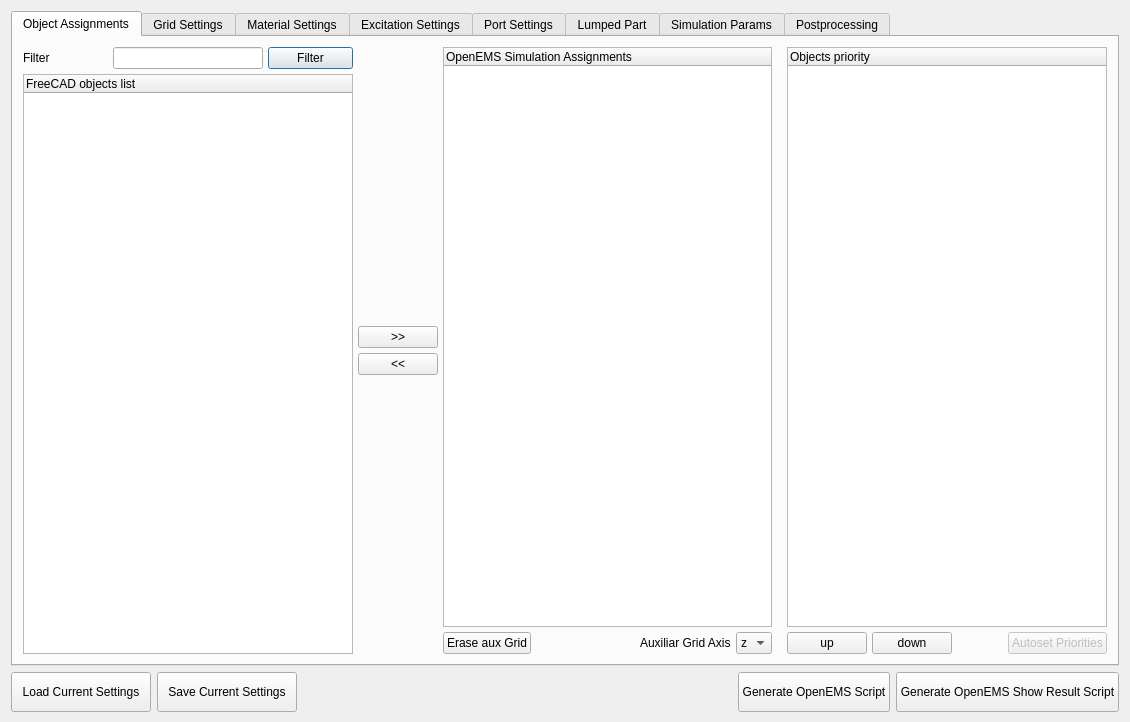
Before: the Qt Designer form ui/dialog.ui in LubomirJagos/FreeCAD-OpenEMS-Export, drawn with Qt 5.
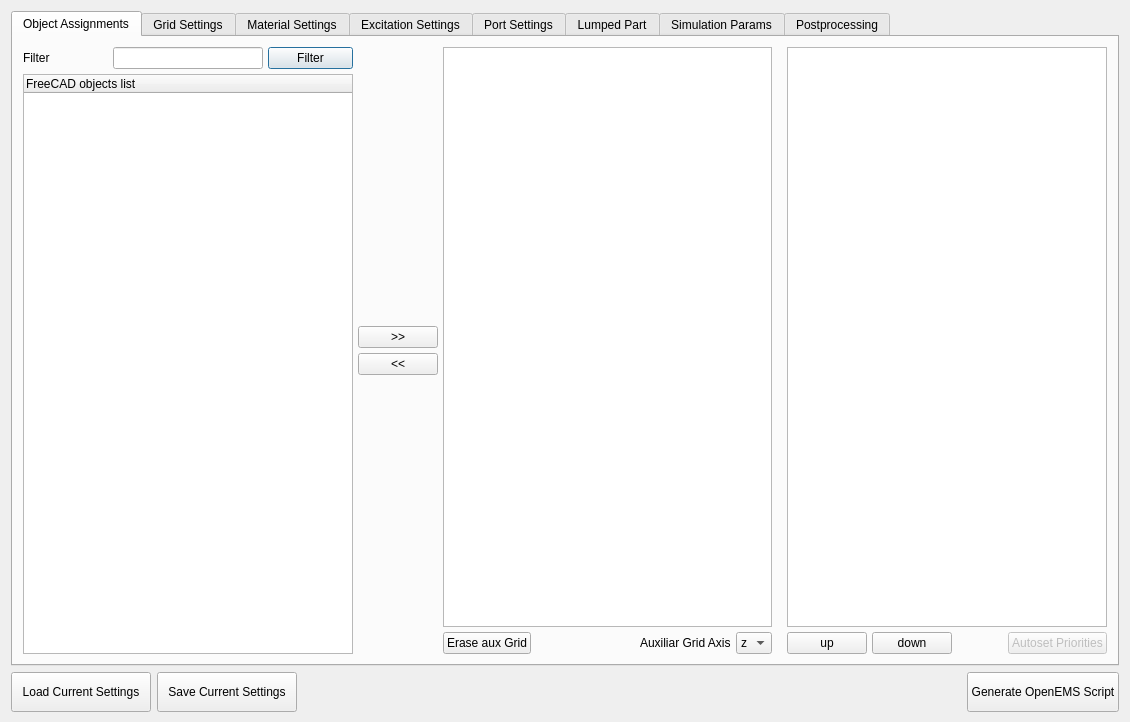
After: the same form once the commit is applied. The open tabs and pages were chosen to show the change.

Commit message: Removed button in right bottom part window to generate display script, there are already buttons for S11, S21 graph in Postprocessing tab, so this was just placeholder with message, useless.

```diff
--- a/ui/dialog.ui
+++ b/ui/dialog.ui
@@ -234,7 +234,7 @@
            <item>
             <widget class="QTreeWidget" name="objectAssignmentRightTreeWidget">
              <attribute name="headerVisible">
-              <bool>true</bool>
+              <bool>false</bool>
              </attribute>
              <column>
               <property name="text">
@@ -324,7 +324,7 @@
            <item>
             <widget class="QTreeWidget" name="objectAssignmentPriorityTreeView">
              <attribute name="headerVisible">
-              <bool>true</bool>
+              <bool>false</bool>
              </attribute>
              <column>
               <property name="text">
@@ -2441,25 +2441,6 @@
          </property>
         </widget>
        </item>
-       <item>
-        <widget class="QPushButton" name="generateOpenEMSShowResultScriptButton">
-         <property name="sizePolicy">
-          <sizepolicy hsizetype="Minimum" vsizetype="Minimum">
-           <horstretch>0</horstretch>
-           <verstretch>0</verstretch>
-          </sizepolicy>
-         </property>
-         <property name="minimumSize">
-          <size>
-           <width>200</width>
-           <height>40</height>
-          </size>
-         </property>
-         <property name="text">
-          <string>Generate OpenEMS Show Result Script</string>
-         </property>
-        </widget>
-       </item>
       </layout>
      </item>
     </layout>
```
Left out of the diff: 2 changed lines with no effect on the pictures. The commit also changes 1 other file.
